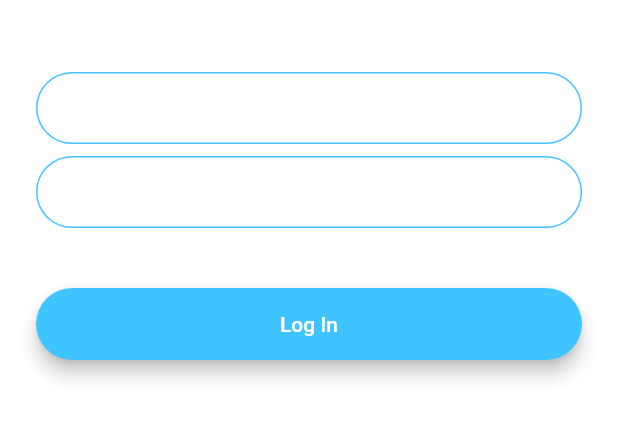
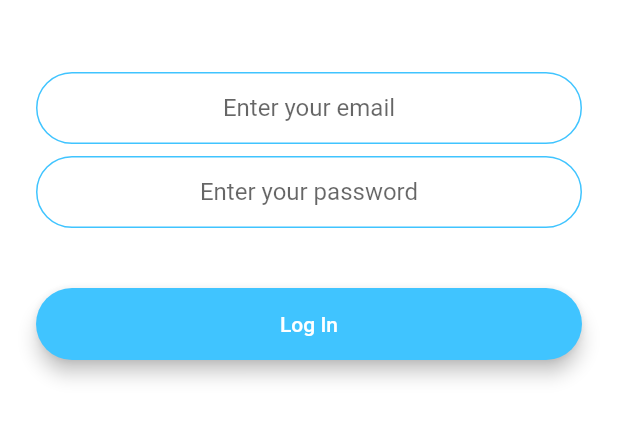
Before and after one commit to HarshRathi2511/chat_app, a Flutter app: the LoginScreen screen opened by its route, on a phone screen of 412 x 824 dp, the part 576-1018 px from its top. Run offline on Flutter 3.47's test engine with Material 2 defaults, Android fonts, the phone set to English and light mode, and no system bars; our stand-ins replace firebase_auth; accounts and stored records are empty.

Commit message:
Login Register and SignOut functionality done

```diff
--- a/lib/constants.dart
+++ b/lib/constants.dart
@@ -17,3 +17,35 @@ const kMessageContainerDecoration = BoxDecoration(
     top: BorderSide(color: Colors.lightBlueAccent, width: 2.0),
   ),
 );
+
+const kLoginTextFieldDecoration = InputDecoration(
+  hintText: 'Enter a value',
+  contentPadding: EdgeInsets.symmetric(vertical: 10.0, horizontal: 20.0),
+  border: OutlineInputBorder(
+    borderRadius: BorderRadius.all(Radius.circular(32.0)),
+  ),
+  enabledBorder: OutlineInputBorder(
+    borderSide: BorderSide(color: Colors.lightBlueAccent, width: 1.0),
+    borderRadius: BorderRadius.all(Radius.circular(32.0)),
+  ),
+  focusedBorder: OutlineInputBorder(
+    borderSide: BorderSide(color: Colors.lightBlueAccent, width: 2.0),
+    borderRadius: BorderRadius.all(Radius.circular(32.0)),
+  ),
+);
+
+const kRegistrationTextFieldDecoration = InputDecoration(
+  hintText: 'Enter a value ',
+  contentPadding: EdgeInsets.symmetric(vertical: 10.0, horizontal: 20.0),
+  border: OutlineInputBorder(
+    borderRadius: BorderRadius.all(Radius.circular(32.0)),
+  ),
+  enabledBorder: OutlineInputBorder(
+    borderSide: BorderSide(color: Colors.blueAccent, width: 1.0),
+    borderRadius: BorderRadius.all(Radius.circular(32.0)),
+  ),
+  focusedBorder: OutlineInputBorder(
+    borderSide: BorderSide(color: Colors.blueAccent, width: 2.0),
+    borderRadius: BorderRadius.all(Radius.circular(32.0)),
+  ),
+);
--- a/lib/screens/login_screen.dart
+++ b/lib/screens/login_screen.dart
@@ -1,13 +1,21 @@
+import 'package:firebase_auth/firebase_auth.dart';
+import 'package:flash_chat/screens/chat_screen.dart';
+import 'package:flash_chat/widgets/rounded_button.dart';
 import 'package:flutter/material.dart';
+import 'package:flash_chat/constants.dart';
 
 class LoginScreen extends StatefulWidget {
-
   static const routeName = '/login-screen';
   @override
   _LoginScreenState createState() => _LoginScreenState();
 }
 
 class _LoginScreenState extends State<LoginScreen> {
+  String loginEmail; //email entered via logging in .
+  String loginPassword;
+
+  final _auth = FirebaseAuth.instance;
+
   @override
   Widget build(BuildContext context) {
     return Scaffold(
@@ -30,74 +38,47 @@ class _LoginScreenState extends State<LoginScreen> {
               height: 48.0,
             ),
             TextField(
+              textAlign: TextAlign.center,
+              keyboardType: TextInputType.emailAddress,
               onChanged: (value) {
-                //Do something with the user input.
+                loginEmail = value;
               },
-              decoration: InputDecoration(
-                hintText: 'Enter your email',
-                contentPadding:
-                    EdgeInsets.symmetric(vertical: 10.0, horizontal: 20.0),
-                border: OutlineInputBorder(
-                  borderRadius: BorderRadius.all(Radius.circular(32.0)),
-                ),
-                enabledBorder: OutlineInputBorder(
-                  borderSide:
-                      BorderSide(color: Colors.lightBlueAccent, width: 1.0),
-                  borderRadius: BorderRadius.all(Radius.circular(32.0)),
-                ),
-                focusedBorder: OutlineInputBorder(
-                  borderSide:
-                      BorderSide(color: Colors.lightBlueAccent, width: 2.0),
-                  borderRadius: BorderRadius.all(Radius.circular(32.0)),
-                ),
-              ),
+              decoration: kLoginTextFieldDecoration.copyWith(
+                  hintText: 'Enter your email'),
             ),
             SizedBox(
               height: 8.0,
             ),
             TextField(
+              textAlign: TextAlign.center,
+              obscureText: true,
               onChanged: (value) {
-                //Do something with the user input.
+                loginPassword = value;
               },
-              decoration: InputDecoration(
-                hintText: 'Enter your password.',
-                contentPadding:
-                    EdgeInsets.symmetric(vertical: 10.0, horizontal: 20.0),
-                border: OutlineInputBorder(
-                  borderRadius: BorderRadius.all(Radius.circular(32.0)),
-                ),
-                enabledBorder: OutlineInputBorder(
-                  borderSide:
-                      BorderSide(color: Colors.lightBlueAccent, width: 1.0),
-                  borderRadius: BorderRadius.all(Radius.circular(32.0)),
-                ),
-                focusedBorder: OutlineInputBorder(
-                  borderSide:
-                      BorderSide(color: Colors.lightBlueAccent, width: 2.0),
-                  borderRadius: BorderRadius.all(Radius.circular(32.0)),
-                ),
-              ),
+              decoration: kLoginTextFieldDecoration.copyWith(
+                  hintText: 'Enter your password'),
+              //Creates a copy of this input decoration with the given fields replaced by the new values.
             ),
             SizedBox(
               height: 24.0,
             ),
-            Padding(
-              padding: EdgeInsets.symmetric(vertical: 16.0),
-              child: Material(
-                color: Colors.lightBlueAccent,
-                borderRadius: BorderRadius.all(Radius.circular(30.0)),
-                elevation: 5.0,
-                child: MaterialButton(
-                  onPressed: () {
-                    //Implement login functionality.
-                  },
-                  minWidth: 200.0,
-                  height: 42.0,
-                  child: Text(
-                    'Log In',
-                  ),
-                ),
-              ),
+
+            RoundedButton(
+              onPressed: () async {
+                //login functionality
+                try {
+                  final user = await _auth.signInWithEmailAndPassword(
+                      email: loginEmail, password: loginPassword);
+
+                  if(user!=null) {
+                    Navigator.pushNamed(context, ChatScreen.routeName);
+                  }
+                } catch (error) {
+                  print(error);
+                }
+              },
+              text: 'Log In',
+              color: Colors.lightBlueAccent,
             ),
           ],
         ),
--- /dev/null
+++ b/lib/widgets/rounded_button.dart
@@ -0,0 +1,32 @@
+import 'package:flutter/material.dart';
+
+class RoundedButton extends StatelessWidget {
+
+  final String text;
+  final Function onPressed;
+  final Color color;
+
+  RoundedButton({this.text,@required this.onPressed,this.color});
+
+
+  @override
+  Widget build(BuildContext context) {
+    return  Padding(
+              padding: EdgeInsets.symmetric(vertical: 16.0),
+              child: Material(
+                elevation: 5.0,
+                color: color,
+                borderRadius: BorderRadius.circular(30.0),
+                child: MaterialButton(
+                  onPressed:  onPressed,
+                  minWidth: 200.0,
+                  height: 42.0,
+                  child: Text(
+                    text,
+                    style:TextStyle(color: Colors.white),
+                  ),
+                ),
+              ),
+            );
+  }
+}
--- a/pubspec.yaml
+++ b/pubspec.yaml
@@ -10,6 +10,10 @@ dependencies:
   flutter:
     sdk: flutter
 
+  firebase_core: ^0.3.4
+  firebase_auth: ^0.8.4+4
+  cloud_firestore: ^0.9.13+1
+
   cupertino_icons: ^0.1.2
 
 dev_dependencies:
```
Also changed, not shown: lib/main.dart (+2 -5 lines), lib/screens/chat_screen.dart (+26 -0 lines), lib/screens/registration_screen.dart (+37 -52 lines), lib/screens/tempCodeRunnerFile.dart (added, +24 -0 lines), lib/screens/welcome_screen.dart (+79 -59 lines), pubspec.lock, 4 other files.
